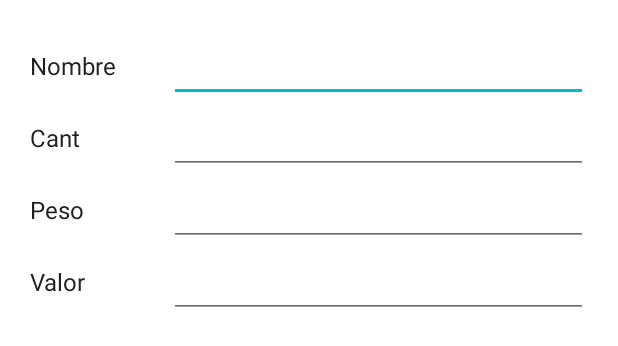
After one commit to tomasdozo/VLP, an Android app: the layout dialog_new_item.xml on its own in the app's theme, with its tools: preview values and no code run, on a phone screen of 412 x 824 dp. The commit adds this screen. Shown: the top 346 px of the screen. Run offline under Robolectric (Android 15) with nearby library versions, the light colour scheme and no system bars.

Commit message:
beta 2.2

```diff
--- a/app/src/main/java/com/tdozo/vlp/MainActivity.java
+++ b/app/src/main/java/com/tdozo/vlp/MainActivity.java
@@ -197,6 +197,24 @@ public class MainActivity extends AppCompatActivity {
             }).show();
         });
 
+        findViewById(R.id.inventory_text).setOnClickListener(v -> {
+            View view = getLayoutInflater().inflate(R.layout.dialog_new_item, null);
+            new MaterialAlertDialogBuilder(this).setTitle(R.string.New_Item).setView(view).setPositiveButton(R.string.Save, (dialog, which) -> {
+                EditText name = view.findViewById(R.id.new_item_name);
+                EditText quantity = view.findViewById(R.id.new_item_quantity);
+                EditText weight = view.findViewById(R.id.new_item_weight);
+                EditText value = view.findViewById(R.id.new_item_value);
+                if (!name.getText().toString().equals("") && !weight.getText().toString().equals("") && !value.getText().toString().equals("") && !quantity.getText().toString().equals("")) {
+                    cha.addItem(name.getText().toString(), Double.parseDouble(quantity.getText().toString()), Double.parseDouble(weight.getText().toString()), Integer.parseInt(value.getText().toString()));
+                    saveCharacter();
+                    view_inventory.removeAllViews();
+                    showCoinsXpLoad();
+                    showInventory();
+                } else {
+                    Toast.makeText(this, getString(R.string.Fields_Incomplete), Toast.LENGTH_SHORT).show();
+                }
+            }).show();
+        });
 
     }
 
--- a/app/src/main/java/com/tdozo/vlp/classes/Character.java
+++ b/app/src/main/java/com/tdozo/vlp/classes/Character.java
@@ -169,7 +169,7 @@ public class Character implements Serializable {
         inventory.addItem(new Item(name, quantity, weight));
     }
 
-    public void addItem(String name, int quantity, double weight, int value) {
+    public void addItem(String name, double quantity, double weight, int value) {
         inventory.addItem(new Item(name, quantity, weight, value));
     }
 
--- a/app/src/main/res/layout/activity_main.xml
+++ b/app/src/main/res/layout/activity_main.xml
@@ -459,6 +459,7 @@
         app:layout_constraintTop_toBottomOf="@+id/linearLayoutWeapons">
 
         <LinearLayout
+            android:id="@+id/inventory_text"
             android:layout_width="match_parent"
             android:layout_height="wrap_content"
             android:orientation="horizontal">
--- /dev/null
+++ b/app/src/main/res/layout/dialog_new_item.xml
@@ -0,0 +1,125 @@
+<?xml version="1.0" encoding="utf-8"?>
+<ScrollView xmlns:android="http://schemas.android.com/apk/res/android"
+    xmlns:tools="http://schemas.android.com/tools"
+    android:layout_width="match_parent"
+    android:layout_height="match_parent"
+    android:isScrollContainer="false"
+    android:orientation="vertical"
+    android:padding="20dp">
+
+    <LinearLayout
+        android:layout_width="match_parent"
+        android:layout_height="wrap_content"
+        android:orientation="vertical">
+
+
+        <LinearLayout
+            android:layout_width="match_parent"
+            android:layout_height="48dp"
+            android:orientation="horizontal">
+
+            <TextView
+                android:id="@+id/textView18"
+                android:layout_width="0dp"
+                android:layout_height="wrap_content"
+                android:layout_weight="1"
+                android:text="@string/Name"
+                android:textColor="@color/primaryText"
+                android:textSize="16sp" />
+
+            <EditText
+                android:id="@+id/new_item_name"
+                android:layout_width="0dp"
+                android:layout_height="match_parent"
+                android:layout_weight="3"
+                android:ems="10"
+                android:importantForAutofill="no"
+                android:inputType="textPersonName"
+                android:textColor="@color/colorAccent"
+                android:textSize="16sp"
+                tools:ignore="SpeakableTextPresentCheck" />
+        </LinearLayout>
+
+        <LinearLayout
+            android:layout_width="match_parent"
+            android:layout_height="48dp"
+            android:orientation="horizontal">
+
+            <TextView
+                android:layout_width="0dp"
+                android:layout_height="wrap_content"
+                android:layout_weight="1"
+                android:text="@string/Quantity"
+                android:textColor="@color/primaryText"
+                android:textSize="16sp" />
+
+            <EditText
+                android:id="@+id/new_item_quantity"
+                android:layout_width="0dp"
+                android:layout_height="match_parent"
+                android:layout_weight="3"
+                android:ems="10"
+                android:importantForAutofill="no"
+                android:inputType="numberDecimal"
+                android:textColor="@color/colorAccent"
+                android:textSize="16sp"
+                tools:ignore="SpeakableTextPresentCheck" />
+
+        </LinearLayout>
+
+        <LinearLayout
+            android:layout_width="match_parent"
+            android:layout_height="48dp"
+            android:orientation="horizontal">
+
+            <TextView
+                android:id="@+id/textView25"
+                android:layout_width="0dp"
+                android:layout_height="wrap_content"
+                android:layout_weight="1"
+                android:text="@string/Weight"
+                android:textColor="@color/primaryText"
+                android:textSize="16sp" />
+
+            <EditText
+                android:id="@+id/new_item_weight"
+                android:layout_width="0dp"
+                android:layout_height="match_parent"
+                android:layout_weight="3"
+                android:ems="10"
+                android:importantForAutofill="no"
+                android:inputType="numberDecimal"
+                android:textColor="@color/colorAccent"
+                android:textSize="16sp"
+                tools:ignore="SpeakableTextPresentCheck" />
+
+        </LinearLayout>
+
+        <LinearLayout
+            android:layout_width="match_parent"
+            android:layout_height="48dp"
+            android:orientation="horizontal">
+
+            <TextView
+                android:id="@+id/textView26"
+                android:layout_width="0dp"
+                android:layout_height="wrap_content"
+                android:layout_weight="1"
+                android:text="@string/Value"
+                android:textColor="@color/primaryText"
+                android:textSize="16sp" />
+
+            <EditText
+                android:id="@+id/new_item_value"
+                android:layout_width="0dp"
+                android:layout_height="match_parent"
+                android:layout_weight="3"
+                android:ems="10"
+                android:importantForAutofill="no"
+                android:inputType="number"
+                android:textColor="@color/colorAccent"
+                android:textSize="16sp"
+                tools:ignore="SpeakableTextPresentCheck" />
+        </LinearLayout>
+    </LinearLayout>
+</ScrollView>
--- a/app/src/main/res/values/strings.xml
+++ b/app/src/main/res/values/strings.xml
@@ -118,4 +118,5 @@
     <string name="Weight">Peso</string>
     <string name="New_Wearable">Nueva Armadura/Vestimenta</string>
     <string name="Fields_Incomplete">Llene todos los campos</string>
+    <string name="New_Item">Nuevo Item</string>
 </resources>
```
